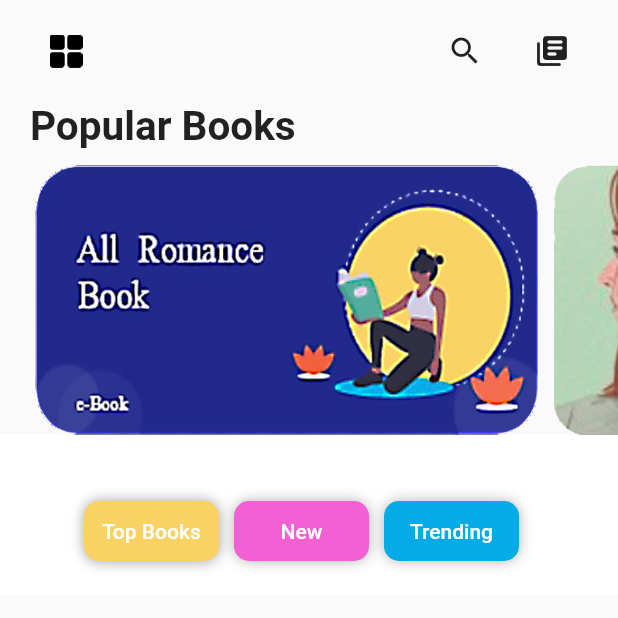
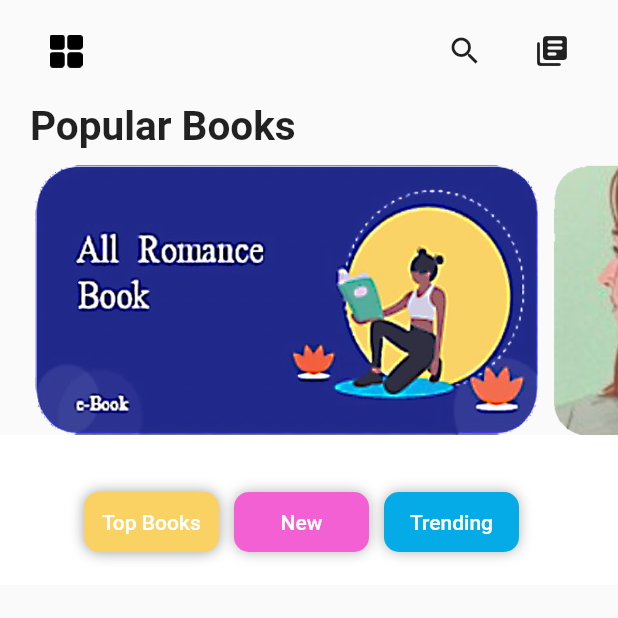
Before and after one commit to jameszokah/riggibook, a Flutter app: the screen it shows after launch, on a phone screen of 412 x 824 dp, the top half of it. Run offline on Flutter 3.47's test engine with Material 2 defaults, Android fonts, the phone set to English and light mode, and no system bars; our stand-ins replace audioplayers, get, get_storage, shimmer_animation, timeago; missing offline and left inert: xml2json; network calls fail.

```diff
--- a/lib/ui/HomePage.dart
+++ b/lib/ui/HomePage.dart
@@ -1,5 +1,6 @@
 import 'package:audioplayers/audioplayers.dart';
 import 'package:flutter/material.dart';
+import 'package:get/get.dart';
 import 'package:http/http.dart' as http;
 import 'package:xml2json/xml2json.dart';
 import '../service/ThemeService.dart';
@@ -273,10 +274,10 @@ class _HomePageState extends State<HomePage> with SingleTickerProviderStateMixin
                     return [
                       SliverAppBar(
                         pinned: true,
-                        backgroundColor: Colors.white,
+                        backgroundColor: Get.isDarkMode ? Colors.black : Colors.white,
                         automaticallyImplyLeading: false,
                         bottom: PreferredSize(
-                          preferredSize: Size.fromHeight(50.0),
+                          preferredSize: Size.fromHeight(44.0),
                           child: Container(
                             margin: const EdgeInsets.only(bottom: 20),
                             child: TabBar(
--- a/lib/ui/NewBook.dart
+++ b/lib/ui/NewBook.dart
@@ -1,4 +1,5 @@
 import 'package:flutter/material.dart';
+import 'package:get/get.dart';
 import 'package:shimmer_animation/shimmer_animation.dart';
 import 'AppColor.dart';
 import 'DetailedAudioPage.dart';
@@ -44,7 +45,7 @@ class NewBook extends StatelessWidget {
               child: Container(
                 decoration: BoxDecoration(
                   borderRadius: BorderRadius.circular(10),
-                  color: AppColor.tabVarViewColor,
+                  color: Get.isDarkMode ? Colors.black : AppColor.tabVarViewColor,
                   boxShadow: [
                     BoxShadow(
                       color: Colors.grey.withOpacity(0.2),
--- a/lib/ui/PopularBook.dart
+++ b/lib/ui/PopularBook.dart
@@ -1,4 +1,5 @@
 import 'package:flutter/material.dart';
+import 'package:get/get.dart';
 import 'AppColor.dart';
 import 'DetailedAudioPage.dart';
 import "package:audio/utils/utils.dart";
@@ -27,7 +28,7 @@ class PopularBook extends StatelessWidget {
               child: Container(
                 decoration: BoxDecoration(
                   borderRadius: BorderRadius.circular(10),
-                  color: AppColor.tabVarViewColor,
+                  color: Get.isDarkMode ? Colors.black : AppColor.tabVarViewColor,
                   boxShadow: [
                     BoxShadow(
                       color: Colors.grey.withOpacity(0.2),
--- a/lib/ui/Themes.dart
+++ b/lib/ui/Themes.dart
@@ -7,7 +7,7 @@ class Themes {
   );
 
   static final dark = ThemeData(
-    primaryColor: Colors.black12,
+    primaryColor: Colors.black,
     brightness: Brightness.dark,
   );
 }
--- a/lib/ui/TopBook.dart
+++ b/lib/ui/TopBook.dart
@@ -1,4 +1,5 @@
 import 'package:flutter/material.dart';
+import 'package:get/get.dart';
 import 'AppColor.dart';
 import 'DetailedAudioPage.dart';
 import 'package:audio/service/model.dart';
@@ -33,7 +34,7 @@ class TopBook extends StatelessWidget {
               child: Container(
                 decoration: BoxDecoration(
                   borderRadius: BorderRadius.circular(10),
-                  color: AppColor.tabVarViewColor,
+                  color: Get.isDarkMode ? Colors.black : AppColor.tabVarViewColor,
                   boxShadow: [
                     BoxShadow(
                       color: Colors.grey.withOpacity(0.2),
```
Also changed, not shown: 1 other file.
